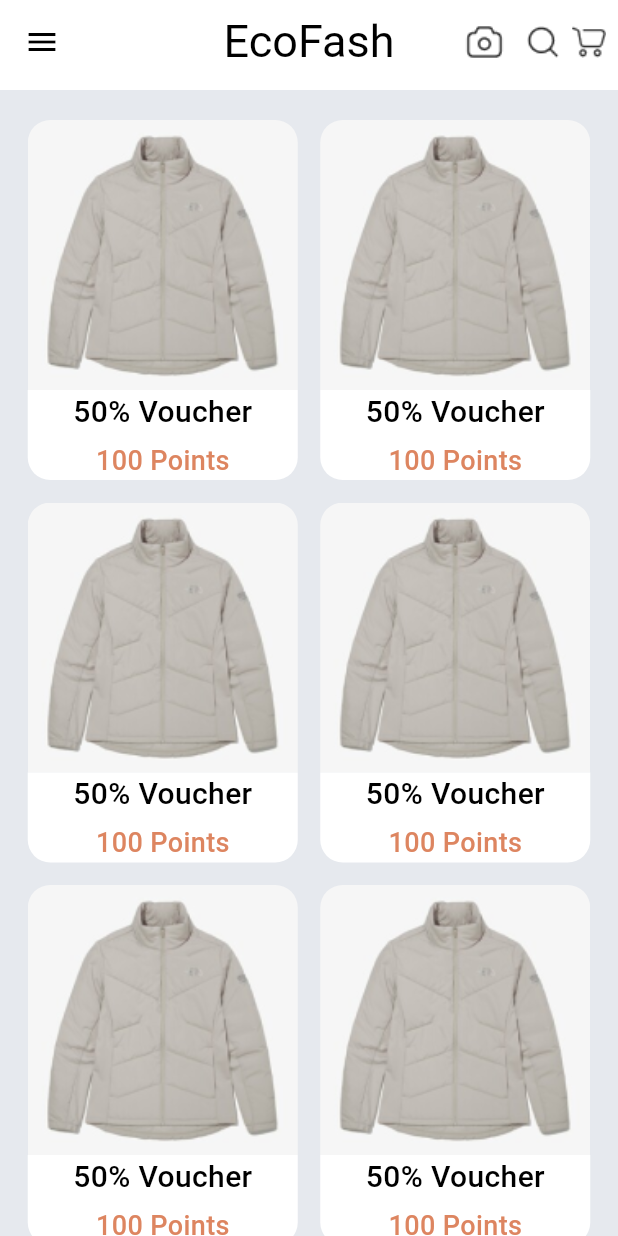
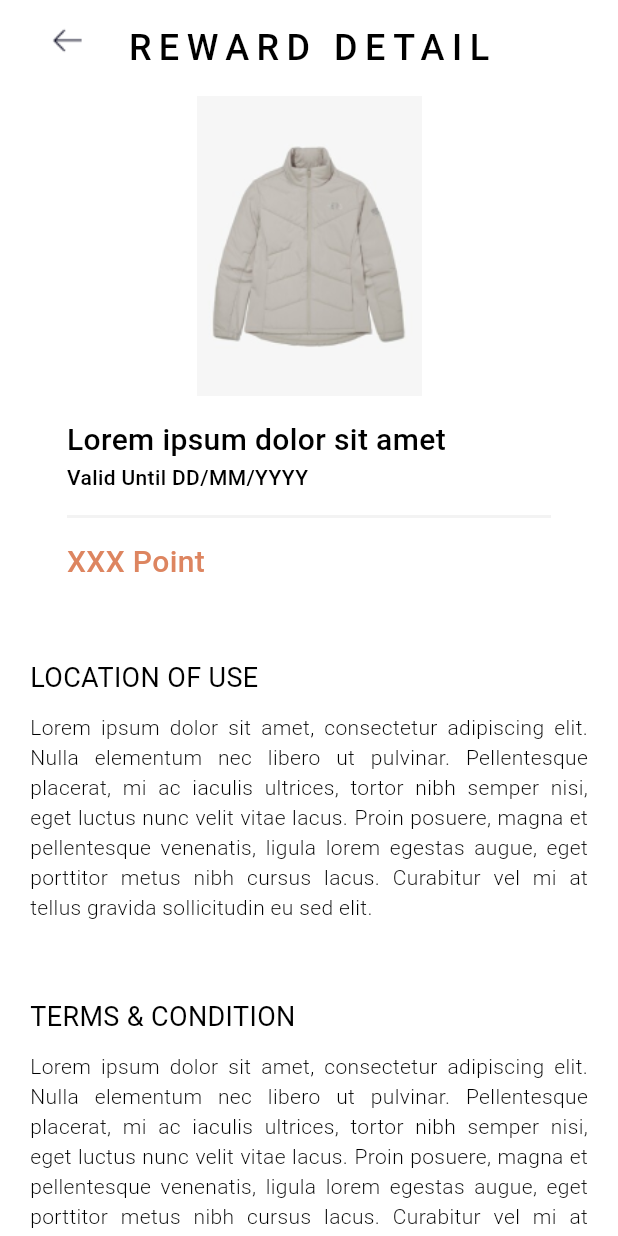
Before and after one commit to Qceww/EcoFash, a Flutter app: the screen it shows after launch, on a phone screen of 412 x 824 dp. Run offline on Flutter 3.47's test engine with Material 3 defaults, Android fonts, the phone set to English and light mode, and no system bars; our stand-ins replace google_fonts; missing offline and left inert: flutter_barcode_scanner, qr_code_scanner.

Commit message:
Reward Detail Selesai

```diff
--- a/lib/main.dart
+++ b/lib/main.dart
@@ -1,8 +1,12 @@
 import 'package:figma/pages/blog_detailed_view.dart';
+import 'package:figma/pages/blog_grid_view.dart';
+import 'package:figma/pages/blog_grid_view_2.dart';
 import 'package:figma/pages/blog_list_view.dart';
 import 'package:figma/pages/cart_page.dart';
 import 'package:figma/pages/more_reward.dart';
 import 'package:figma/pages/reward.dart';
+import 'package:figma/pages/reward_detail.dart';
+import 'package:figma/pages/shop_detailed_view.dart';
 import 'package:figma/pages/signin_page.dart';
 
 import 'package:flutter/material.dart';
@@ -26,6 +30,6 @@
         debugShowCheckedModeBanner: false,
         title: 'Figma',
         theme: ThemeData(primarySwatch: Colors.blue),
-        home: const Morereward());
+        home: const RewardDetail());
   }
 }
--- /dev/null
+++ b/lib/pages/reward_detail.dart
@@ -0,0 +1,168 @@
+import 'package:figma/widgets/Ecofash_bar.dart';
+import 'package:figma/widgets/burger_menu.dart';
+import 'package:flutter/material.dart';
+import 'package:google_fonts/google_fonts.dart';
+import 'package:figma/widgets/Footer.dart';
+import 'package:figma/widgets/Widgets.dart';
+import 'package:figma/widgets/reward_detail_widget.dart';
+
+class RewardDetail extends StatefulWidget {
+  const RewardDetail({super.key});
+
+  @override
+  State<RewardDetail> createState() => _RewardDetailState();
+}
+
+class _RewardDetailState extends State<RewardDetail> {
+  @override
+  Widget build(BuildContext context) {
+    return Scaffold(
+      backgroundColor: Colors.white,
+      body: SafeArea(
+        child: SingleChildScrollView(
+          child: Column(
+            children: [
+              Padding(
+                padding: const EdgeInsets.all(15.0),
+                child: Stack(
+                  clipBehavior: Clip.none,
+                  children: [
+                    Positioned(
+                      left: -50,
+                      child: Image(
+                        image: AssetImage("images/Backward_arrow.png"),
+                      ),
+                    ),
+                    Text(
+                      "REWARD DETAIL",
+                      style: GoogleFonts.tenorSans(
+                        textStyle: const TextStyle(
+                            color: Colors.black,
+                            fontSize: 24,
+                            fontWeight: FontWeight.w500,
+                            letterSpacing: 5),
+                      ),
+                    ),
+                  ],
+                ),
+              ),
+              Container(
+                height: 200,
+                decoration: BoxDecoration(
+                  image: DecorationImage(
+                    image: AssetImage("images/Reward_image.png"),
+                    fit: BoxFit.contain,
+                  ),
+                ),
+              ),
+              SizedBox(
+                height: 15,
+              ),
+              Column(
+                children: [
+                  Wrap(
+                    direction: Axis.vertical,
+                    children: [
+                      Text(
+                        "Lorem ipsum dolor sit amet",
+                        style: GoogleFonts.tenorSans(
+                          textStyle: const TextStyle(
+                            color: Colors.black,
+                            fontSize: 20,
+                            fontWeight: FontWeight.w500,
+                          ),
+                        ),
+                      ),
+                      Text(
+                        "Valid Until DD/MM/YYYY",
+                        style: GoogleFonts.tenorSans(
+                          textStyle: const TextStyle(
+                            color: Colors.black,
+                            fontSize: 14,
+                            fontWeight: FontWeight.w500,
+                          ),
+                        ),
+                      ),
+                      SizedBox(
+                        height: 15,
+                      ),
+                      Image(
+                        image: AssetImage("images/Reward Garis Panjang 2.png"),
+                      ),
+                      SizedBox(
+                        height: 15,
+                      ),
+                      Text(
+                        "XXX Point",
+                        style: GoogleFonts.tenorSans(
+                          textStyle: const TextStyle(
+                            color: Color.fromRGBO(221, 133, 96, 1),
+                            fontSize: 20,
+                            fontWeight: FontWeight.w500,
+                          ),
+                        ),
+                      ),
+                    ],
+                  ),
+                  // ProductInformation(
+                  //     title: "Location of Use", content: "Contetn"),
+                  RewardDetailWidget(
+                    title: "Location of Use".toUpperCase(),
+                    content:
+                        "Lorem ipsum dolor sit amet, consectetur adipiscing elit. Nulla elementum nec libero ut pulvinar. Pellentesque placerat, mi ac iaculis ultrices, tortor nibh semper nisi, eget luctus nunc velit vitae lacus. Proin posuere, magna et pellentesque venenatis, ligula lorem egestas augue, eget porttitor metus nibh cursus lacus. Curabitur vel mi at tellus gravida sollicitudin eu sed elit.",
+                  ),
+                  RewardDetailWidget(
+                    title: "Terms & Condition".toUpperCase(),
+                    content:
+                        "Lorem ipsum dolor sit amet, consectetur adipiscing elit. Nulla elementum nec libero ut pulvinar. Pellentesque placerat, mi ac iaculis ultrices, tortor nibh semper nisi, eget luctus nunc velit vitae lacus. Proin posuere, magna et pellentesque venenatis, ligula lorem egestas augue, eget porttitor metus nibh cursus lacus. Curabitur vel mi at tellus gravida sollicitudin eu sed elit.",
+                  ),
+                  SizedBox(
+                    height: 40,
+                  ),
+
+                  Container(
+                    // Ukuran container Buttonnya
+                    width: 270,
+                    height: 57,
+                    child: ElevatedButton(
+                      onPressed: () {},
+                      style: ElevatedButton.styleFrom(
+                        elevation: 0,
+                        shadowColor: Colors.transparent,
+                        primary: Colors.black,
+                        onPrimary: Colors.white,
+                        side: BorderSide(color: Colors.grey, width: 2.0),
+                        shape: RoundedRectangleBorder(
+                          borderRadius: BorderRadius.circular(15),
+                        ),
+                      ),
+                      child: Row(
+                        mainAxisAlignment: MainAxisAlignment.center,
+                        children: <Widget>[
+                          Text(
+                            "EXCHANGE",
+                            style: GoogleFonts.poppins(
+                              textStyle: const TextStyle(
+                                color: Colors.white70,
+                                fontSize: 20,
+                                fontWeight: FontWeight.w500,
+                              ),
+                            ),
+                          ),
+                        ],
+                      ),
+                    ),
+                  ),
+                  SizedBox(
+                    height: 40,
+                  ),
+                  Footer(),
+                ],
+              ),
+            ],
+          ),
+        ),
+      ),
+    );
+  }
+}
--- /dev/null
+++ b/lib/widgets/reward_detail_widget.dart
@@ -0,0 +1,53 @@
+import 'package:flutter/material.dart';
+import 'package:google_fonts/google_fonts.dart';
+
+class RewardDetailWidget extends StatelessWidget {
+  final String title;
+  final String content;
+
+  const RewardDetailWidget({
+    Key? key,
+    required this.title,
+    required this.content,
+  }) : super(key: key);
+
+  @override
+  Widget build(BuildContext context) {
+    return Padding(
+      padding: const EdgeInsets.fromLTRB(20.0, 50.0, 20.0, 0.0),
+      child: Container(
+        width: MediaQuery.of(context).size.width,
+        child: Column(
+          crossAxisAlignment: CrossAxisAlignment.start,
+          children: [
+            Text(
+              title,
+              textAlign: TextAlign.left,
+              style: GoogleFonts.tenorSans(
+                textStyle: const TextStyle(
+                  color: Colors.black,
+                  fontSize: 18,
+                  fontWeight: FontWeight.w400,
+                ),
+              ),
+            ),
+            const SizedBox(
+              height: 10.0,
+            ),
+            Text(
+              content,
+              textAlign: TextAlign.justify,
+              style: GoogleFonts.tenorSans(
+                textStyle: const TextStyle(
+                  color: Colors.black,
+                  fontSize: 14,
+                  fontWeight: FontWeight.w300,
+                ),
+              ),
+            ),
+          ],
+        ),
+      ),
+    );
+  }
+}
```
Also changed, not shown: images/Backward_arrow.png (added), images/Reward Garis Panjang 2.png (added).
